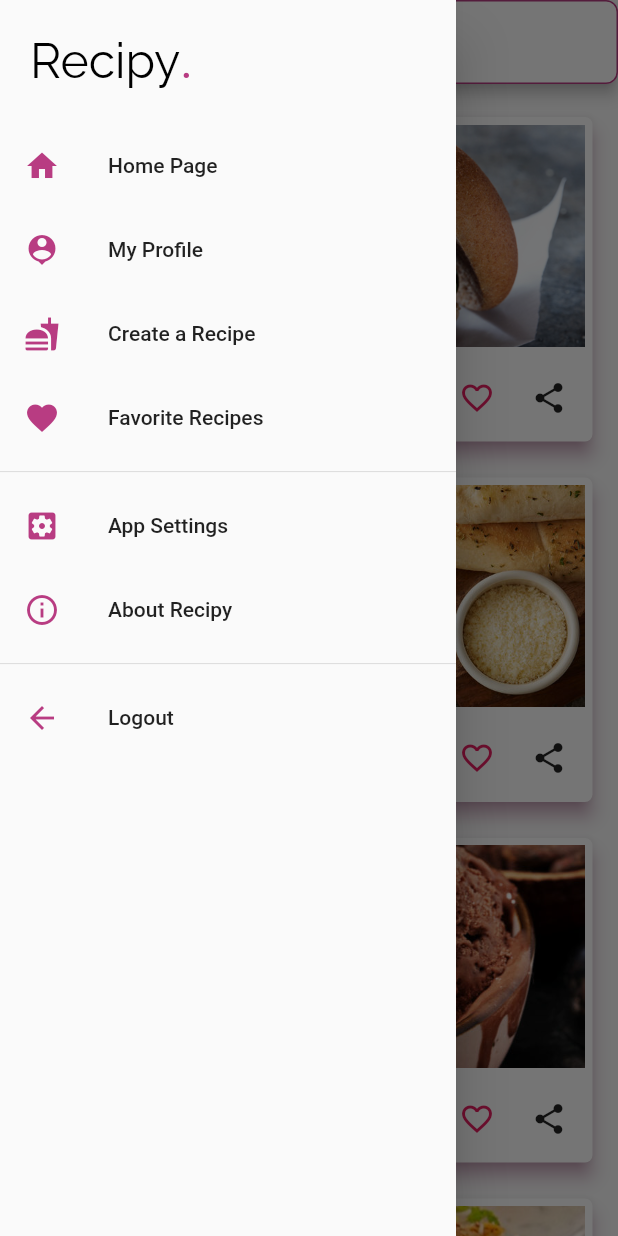
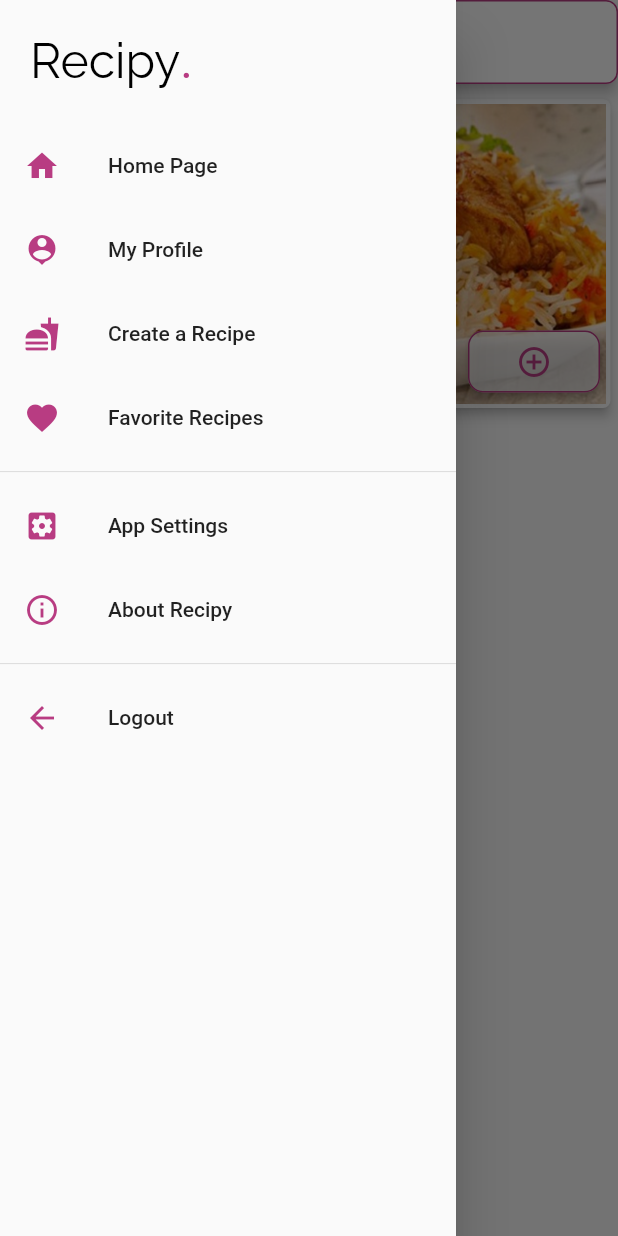
Before and after one commit to thealifaisal/Recipe-App, a Flutter app: the screen it shows after launch, with the side drawer open, on a phone screen of 412 x 824 dp. Run offline on Flutter 3.47's test engine with Material 2 defaults, Android fonts, the phone set to English and light mode, and no system bars; our stand-ins replace google_fonts.

Commit message:
recipe-img-comp-done

```diff
--- a/Interfaces/Mobile-Flutter/recipe_app/lib/app-config.dart
+++ b/Interfaces/Mobile-Flutter/recipe_app/lib/app-config.dart
@@ -2,4 +2,8 @@ import 'dart:ui';
 
 class RecipeAppTheme {
   static Color pinkTheme = Color(0xFFB83C82);
+  static double screenLeftPad = 5;
+  static double screenRightPad = 5;
+  static double screenTopPad = 10;
+  static double screenBottomPad = 10;
 }
--- /dev/null
+++ b/Interfaces/Mobile-Flutter/recipe_app/lib/components/RecipeImageButton.dart
@@ -0,0 +1,70 @@
+import 'package:flutter/material.dart';
+import 'package:recipe_app/app-config.dart';
+
+// ignore: must_be_immutable
+class RecipeImageButton extends StatelessWidget {
+
+  final Color pinkTheme = RecipeAppTheme.pinkTheme;
+  double screenHeight, screenWidth;
+  String recipeImage;
+  var onPressedFunc;
+
+  // recipeImage: when no path is passed, default is used
+  RecipeImageButton({this.recipeImage = "assets/images/placeholder-image.png", this.onPressedFunc});
+
+  @override
+  Widget build(BuildContext context) {
+
+    screenHeight = MediaQuery.of(context).size.height;
+    screenWidth = MediaQuery.of(context).size.width;
+
+    return Stack(
+      alignment: Alignment.bottomRight,
+      children: [
+        //
+        // Image Container
+        //
+        Material(
+          elevation: 3,
+          shape: RoundedRectangleBorder(
+            borderRadius: BorderRadius.circular(5)
+          ),
+          child: Container(
+            padding: EdgeInsets.all(3),
+            height: screenHeight * 0.25,
+            width: screenWidth,
+            child: Image.asset(
+              recipeImage,
+              fit: BoxFit.cover,
+              filterQuality: FilterQuality.high,
+              isAntiAlias: false,
+            ),
+          ),
+        ),
+
+        //
+        // Add Image Button
+        //
+        Padding(
+          padding: const EdgeInsets.all(7.0),
+          child: MaterialButton(
+              elevation: 3,
+              color: Colors.white.withOpacity(0.7),
+              height: screenHeight * 0.05,
+              shape: RoundedRectangleBorder(
+                  borderRadius: BorderRadius.circular(10),
+                  side: BorderSide(
+                      color: pinkTheme
+                  )
+              ),
+              onPressed: onPressedFunc,
+              child: Icon(
+                Icons.add_circle_outline,
+                color: pinkTheme,
+              )
+          ),
+        )
+      ],
+    );
+  }
+}
--- a/Interfaces/Mobile-Flutter/recipe_app/lib/main.dart
+++ b/Interfaces/Mobile-Flutter/recipe_app/lib/main.dart
@@ -18,7 +18,7 @@ class MyApp extends StatelessWidget {
       theme: ThemeData(
         primarySwatch: Colors.pink,
       ),
-      home: HomePage(),
+      home: CreateRecipePage(),
     );
   }
 }
--- a/Interfaces/Mobile-Flutter/recipe_app/lib/views/create-recipe-page.dart
+++ b/Interfaces/Mobile-Flutter/recipe_app/lib/views/create-recipe-page.dart
@@ -1,6 +1,7 @@
 import 'package:flutter/material.dart';
 import 'package:recipe_app/app-config.dart';
 import 'package:recipe_app/components/AppBar.dart';
+import 'package:recipe_app/components/RecipeImageButton.dart';
 import 'package:recipe_app/components/SideDrawer.dart';
 
 class CreateRecipePage extends StatefulWidget {
@@ -13,6 +14,10 @@ class _CreateRecipePageState extends State<CreateRecipePage> {
   final Color pinkTheme = RecipeAppTheme.pinkTheme;
   final GlobalKey<ScaffoldState> scaffoldKey = GlobalKey<ScaffoldState>();
   double screenHeight, screenWidth;
+  double screenLeftPad = RecipeAppTheme.screenLeftPad;
+  double screenRightPad = RecipeAppTheme.screenRightPad;
+  double screenTopPad = RecipeAppTheme.screenTopPad;
+  double screenBottomPad = RecipeAppTheme.screenBottomPad;
 
   @override
   Widget build(BuildContext context) {
@@ -25,7 +30,12 @@ class _CreateRecipePageState extends State<CreateRecipePage> {
       appBar: RecipeAppBar(scaffoldKey: scaffoldKey, screenHeight: screenHeight,),
       drawer: RecipeSideDrawer(),
       body: ListView(
+        padding: EdgeInsets.only(left: screenLeftPad, right: screenRightPad, top: screenTopPad, bottom: screenBottomPad),
         children: [
+
+          RecipeImageButton(recipeImage: "assets/images/recipes/biryani.jpg", onPressedFunc: (){print("+");},),
+
+
 
         ],
       ),
--- a/Interfaces/Mobile-Flutter/recipe_app/lib/views/home-page.dart
+++ b/Interfaces/Mobile-Flutter/recipe_app/lib/views/home-page.dart
@@ -16,6 +16,10 @@ class _HomePageState extends State<HomePage> {
   double screenWidth;
   Color pinkTheme;
   final scaffoldKey = GlobalKey<ScaffoldState>();
+  double screenLeftPad = RecipeAppTheme.screenLeftPad;
+  double screenRightPad = RecipeAppTheme.screenRightPad;
+  double screenTopPad = RecipeAppTheme.screenTopPad;
+  double screenBottomPad = RecipeAppTheme.screenBottomPad;
 
   @override
   void initState() {
@@ -39,7 +43,7 @@ class _HomePageState extends State<HomePage> {
       ),
       drawer: RecipeSideDrawer(),
       body: ListView(
-        padding: EdgeInsets.only(left: 5, right: 5, top: 10, bottom: 10),
+        padding: EdgeInsets.only(left: screenLeftPad, right: screenRightPad, top: screenTopPad, bottom: screenBottomPad),
         children: [
 
           // recipe cards
--- a/Interfaces/Mobile-Flutter/recipe_app/pubspec.yaml
+++ b/Interfaces/Mobile-Flutter/recipe_app/pubspec.yaml
@@ -62,6 +62,7 @@ flutter:
     - assets/images/recipes/broast.jpg
     - assets/images/recipes/medium-rare.jpg
     - assets/images/recipes/pizza.jpg
+    - assets/images/placeholder-image.png
 
   # An image asset can refer to one or more resolution-specific "variants", see
   # https://flutter.dev/assets-and-images/#resolution-aware.
```
Also changed, not shown: Interfaces/Mobile-Flutter/recipe_app/assets/images/placeholder-image.png (added).
